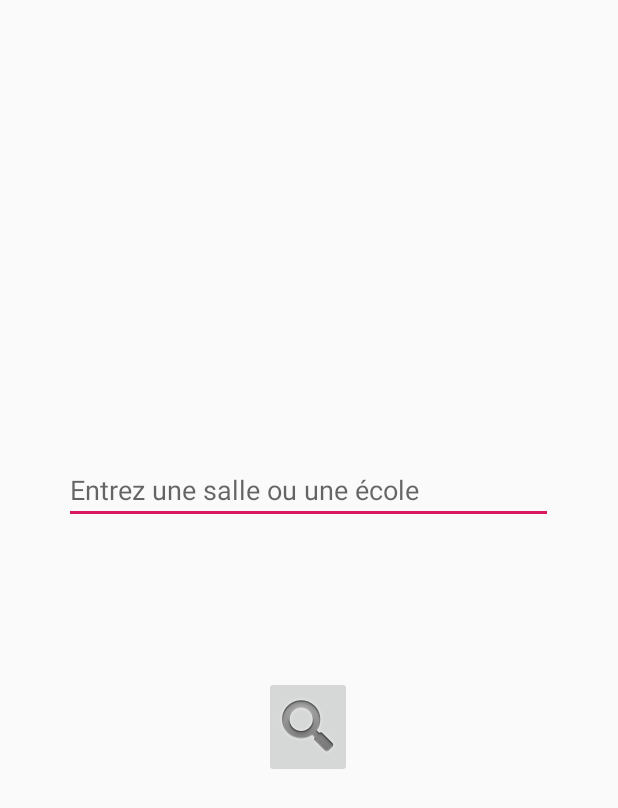
After one commit to Faladus/WorkshopB3, an Android app: the layout localisation.xml on its own in the app's theme, with its tools: preview values and no code run, on a phone screen of 412 x 824 dp. The commit adds this screen. Shown: the top 808 px of the screen. Run offline under Robolectric (Android 15) with nearby library versions, the phone set to English and light mode, and no system bars.

Commit message:
create localisation xml

```diff
--- a/WorkshopB2/app/src/main/res/layout/activity_main.xml
+++ b/WorkshopB2/app/src/main/res/layout/activity_main.xml
@@ -9,6 +9,8 @@
     <LinearLayout
         android:layout_width="match_parent"
         android:layout_height="match_parent"
+        android:layout_alignParentStart="true"
+        android:layout_alignParentTop="true"
         android:orientation="vertical">
 
         <Space
@@ -44,19 +46,19 @@
                 android:layout_width="0dp"
                 android:layout_height="match_parent"
                 android:layout_weight="25"
-                android:text="Lieux important" />
+                android:text="Lieux importants" />
 
             <Space
                 android:layout_width="0dp"
                 android:layout_height="wrap_content"
-                android:layout_weight="5"/>
+                android:layout_weight="5" />
 
             <Button
                 android:id="@+id/button2"
                 android:layout_width="0dp"
                 android:layout_height="match_parent"
                 android:layout_weight="25"
-                android:text="Ecoles et formation" />
+                android:text="Ecoles et formations" />
 
             <Space
                 android:layout_width="0dp"
@@ -72,8 +74,8 @@
         <LinearLayout
             android:layout_width="match_parent"
             android:layout_height="0dp"
-            android:orientation="horizontal"
-            android:layout_weight="40">
+            android:layout_weight="40"
+            android:orientation="horizontal">
 
             <Space
                 android:layout_width="0dp"
--- /dev/null
+++ b/WorkshopB2/app/src/main/res/layout/localisation.xml
@@ -0,0 +1,75 @@
+<?xml version="1.0" encoding="utf-8"?>
+<RelativeLayout xmlns:android="http://schemas.android.com/apk/res/android"
+    xmlns:app="http://schemas.android.com/apk/res-auto"
+    android:layout_width="match_parent"
+    android:layout_height="match_parent">
+
+    <LinearLayout
+        android:layout_width="match_parent"
+        android:layout_height="match_parent"
+        android:orientation="vertical">
+
+        <Space
+            android:layout_width="match_parent"
+            android:layout_height="0dp"
+            android:layout_weight="15"/>
+
+        <LinearLayout
+            android:layout_width="match_parent"
+            android:layout_height="wrap_content"
+            android:orientation="horizontal">
+
+            <Space
+                android:layout_width="wrap_content"
+                android:layout_height="wrap_content"
+                android:layout_weight="1" />
+
+            <AutoCompleteTextView
+                android:id="@+id/autoCompleteTextView"
+                android:layout_width="wrap_content"
+                android:layout_height="wrap_content"
+                android:layout_weight="2"
+                android:hint="Entrez une salle ou une école" />
+
+            <Space
+                android:layout_width="wrap_content"
+                android:layout_height="wrap_content"
+                android:layout_weight="1" />
+
+        </LinearLayout>
+
+        <Space
+            android:layout_width="match_parent"
+            android:layout_height="0dp"
+            android:layout_weight="5"/>
+
+        <LinearLayout
+            android:layout_width="match_parent"
+            android:layout_height="wrap_content"
+            android:orientation="horizontal">
+
+            <Space
+                android:layout_width="0dp"
+                android:layout_height="wrap_content"
+                android:layout_weight="3" />
+
+            <ImageButton
+                android:id="@+id/imageButton2"
+                android:layout_width="0dp"
+                android:layout_height="wrap_content"
+                android:layout_weight="1"
+                app:srcCompat="@android:drawable/ic_search_category_default" />
+
+            <Space
+                android:layout_width="0dp"
+                android:layout_height="wrap_content"
+                android:layout_weight="3" />
+        </LinearLayout>
+
+        <Space
+            android:layout_width="match_parent"
+            android:layout_height="0dp"
+            android:layout_weight="15" />
+
+    </LinearLayout>
+</RelativeLayout>
```
